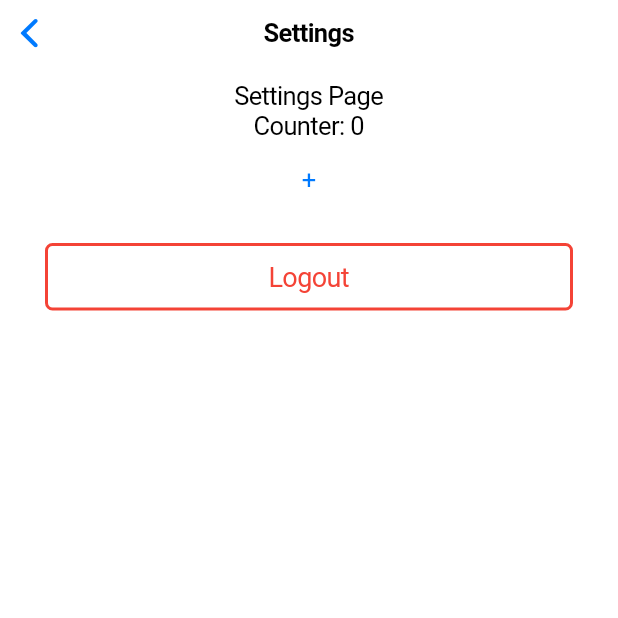
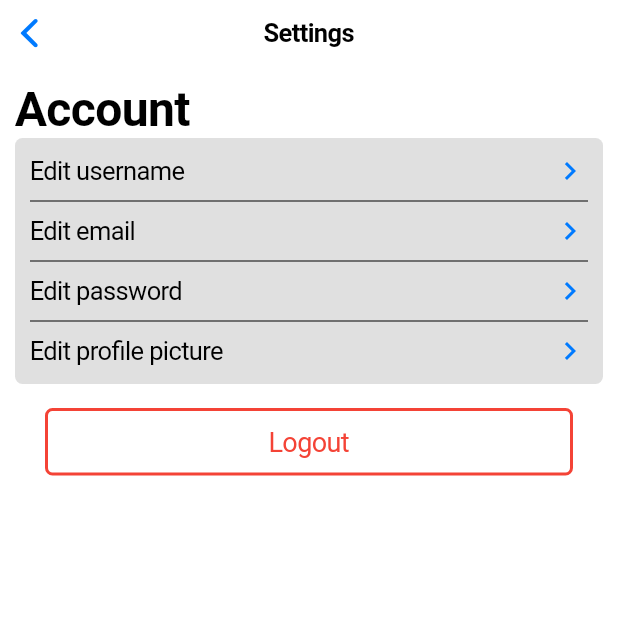
Before and after one commit to FabianDean/recime-flutter, a Flutter app: the SettingsPage screen opened by its route, on a phone screen of 412 x 824 dp, the top half of it. Run offline on Flutter 3.47's test engine with Material 2 defaults, Android fonts, the phone set to English and light mode, and no system bars; our stand-ins replace firebase_auth, modal_progress_hud; missing offline and left inert: solid_bottom_sheet; accounts and stored records are empty.

Commit message:
SettingsPage UI implem: under Profile for now

```diff
--- a/lib/settings_page.dart
+++ b/lib/settings_page.dart
@@ -1,17 +1,9 @@
 import 'package:flutter/cupertino.dart';
 import 'package:flutter/material.dart';
-import 'package:get/get.dart';
 import 'package:firebase_auth/firebase_auth.dart';
 
-class SettingsPage extends StatefulWidget {
+class SettingsPage extends StatelessWidget {
   SettingsPage({Key key, title: "Settings"}) : super(key: key);
-
-  @override
-  _SettingsPageState createState() => _SettingsPageState();
-}
-
-class _SettingsPageState extends State<SettingsPage> {
-  int _counter = 0;
 
   Future<void> _signOut() async {
     try {
@@ -21,30 +13,59 @@ class _SettingsPageState extends State<SettingsPage> {
     }
   }
 
-  void _increment() {
-    setState(() {
-      _counter++;
-    });
+  Widget _accountSettings() {
+    return Container(
+      padding: EdgeInsets.all(10),
+      decoration: BoxDecoration(
+        color: Colors.black12,
+        borderRadius: BorderRadius.all(Radius.circular(5)),
+      ),
+      child: Column(
+        children: <Widget>[
+          Row(
+            mainAxisAlignment: MainAxisAlignment.spaceBetween,
+            children: <Widget>[
+              Text("Edit username"),
+              Icon(Icons.keyboard_arrow_right),
+            ],
+          ),
+          Divider(
+            color: Colors.black,
+          ),
+          Row(
+            mainAxisAlignment: MainAxisAlignment.spaceBetween,
+            children: <Widget>[
+              Text("Edit email"),
+              Icon(Icons.keyboard_arrow_right),
+            ],
+          ),
+          Divider(
+            color: Colors.black,
+          ),
+          Row(
+            mainAxisAlignment: MainAxisAlignment.spaceBetween,
+            children: <Widget>[
+              Text("Edit password"),
+              Icon(Icons.keyboard_arrow_right),
+            ],
+          ),
+          Divider(
+            color: Colors.black,
+          ),
+          Row(
+            mainAxisAlignment: MainAxisAlignment.spaceBetween,
+            children: <Widget>[
+              Text("Edit profile picture"),
+              Icon(Icons.keyboard_arrow_right),
+            ],
+          ),
+        ],
+      ),
+    );
   }
 
-  @override
-  Widget build(BuildContext context) {
-    return CupertinoPageScaffold(
-      navigationBar: CupertinoNavigationBar(middle: Text("Settings")),
-      child: SafeArea(
-        child: Container(
-          padding: EdgeInsets.all(10),
-          child: Column(
-            children: [
-              Center(child: Text("Settings Page")),
-              Text("Counter: $_counter"),
-              CupertinoButton(
-                child: Text("+"),
-                onPressed: () {
-                  _increment();
-                },
-              ),
-              CupertinoButton(
+  Widget _signoutButton(BuildContext context) {
+    return CupertinoButton(
       child: Container(
         width: MediaQuery.of(context).size.width,
         padding: EdgeInsets.symmetric(vertical: 10),
@@ -71,6 +92,7 @@ class _SettingsPageState extends State<SettingsPage> {
                     isDestructiveAction: true,
                     child: Text("Logout"),
                     onPressed: () {
+                      Navigator.of(context, rootNavigator: true).pop("Cancel");
                       _signOut();
                       // Navigator.pushReplacementNamed(
                       //     context, '/welcome');
@@ -81,8 +103,7 @@ class _SettingsPageState extends State<SettingsPage> {
                     isDefaultAction: true,
                     child: Text("Cancel"),
                     onPressed: () {
-                                Navigator.of(context, rootNavigator: true)
-                                    .pop("Cancel");
+                      Navigator.of(context, rootNavigator: true).pop("Cancel");
                     },
                   )
                 ],
@@ -90,7 +111,29 @@ class _SettingsPageState extends State<SettingsPage> {
             });
         // Get.off(WelcomePage());
       },
+    );
+  }
+
+  @override
+  Widget build(BuildContext context) {
+    return CupertinoPageScaffold(
+      navigationBar: CupertinoNavigationBar(middle: Text("Settings")),
+      child: SafeArea(
+        child: Container(
+          padding: EdgeInsets.all(10),
+          child: Column(
+            crossAxisAlignment: CrossAxisAlignment.start,
+            children: [
+              Text.rich(
+                TextSpan(
+                    text: "Account",
+                    style: TextStyle(
+                      fontWeight: FontWeight.bold,
+                      fontSize: 32,
+                    )),
               ),
+              _accountSettings(),
+              _signoutButton(context),
             ],
           ),
         ),
--- a/pubspec.yaml
+++ b/pubspec.yaml
@@ -30,6 +30,7 @@ dependencies:
   cupertino_icons: ^0.1.2
   solid_bottom_sheet: ^0.1.9
   get: ^1.7.4
+  modal_progress_hud: ^0.1.3
 
 dev_dependencies:
   flutter_test:
```
Also changed, not shown: lib/login_page.dart (+18 -6 lines), lib/main_page.dart (+38 -42 lines), pubspec.lock. Lines whose indentation alone changed are shown as unchanged.
